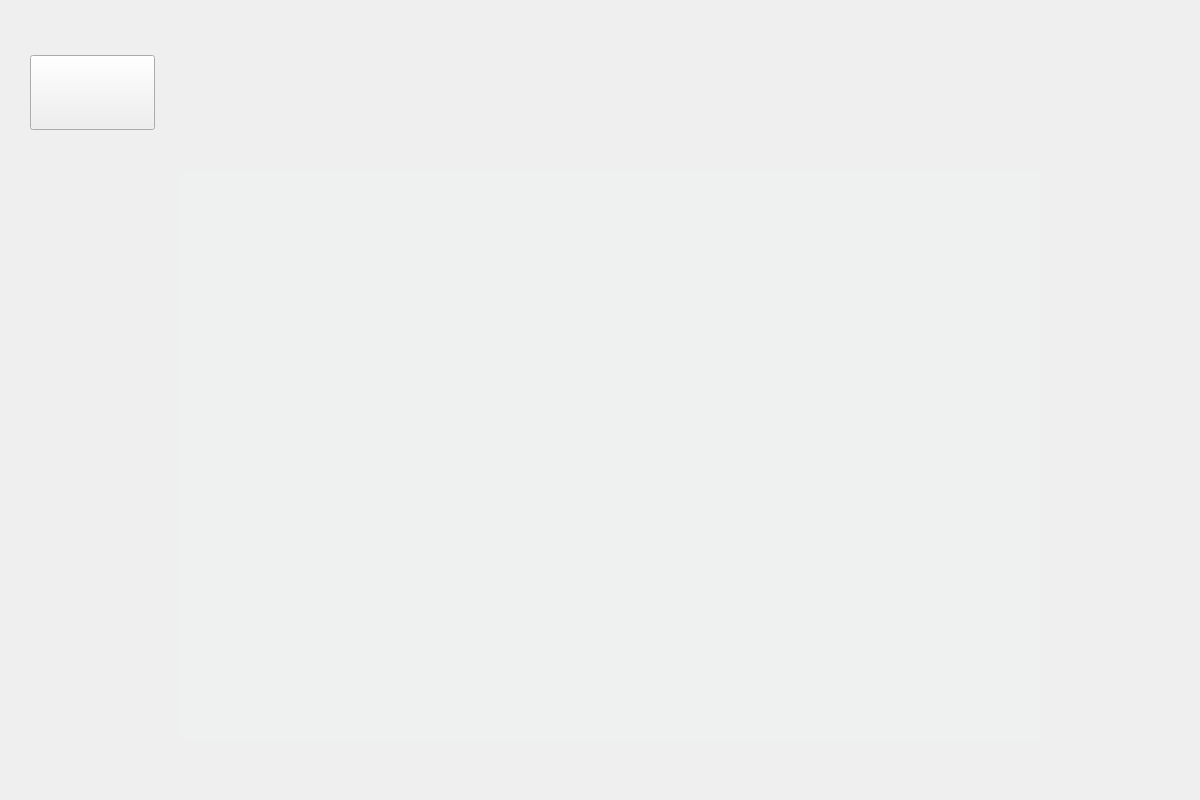
This is app/achievements.ui in ce-itcr/Gladiators-GBP as Qt 5 draws it before an edit. The edited form follows.
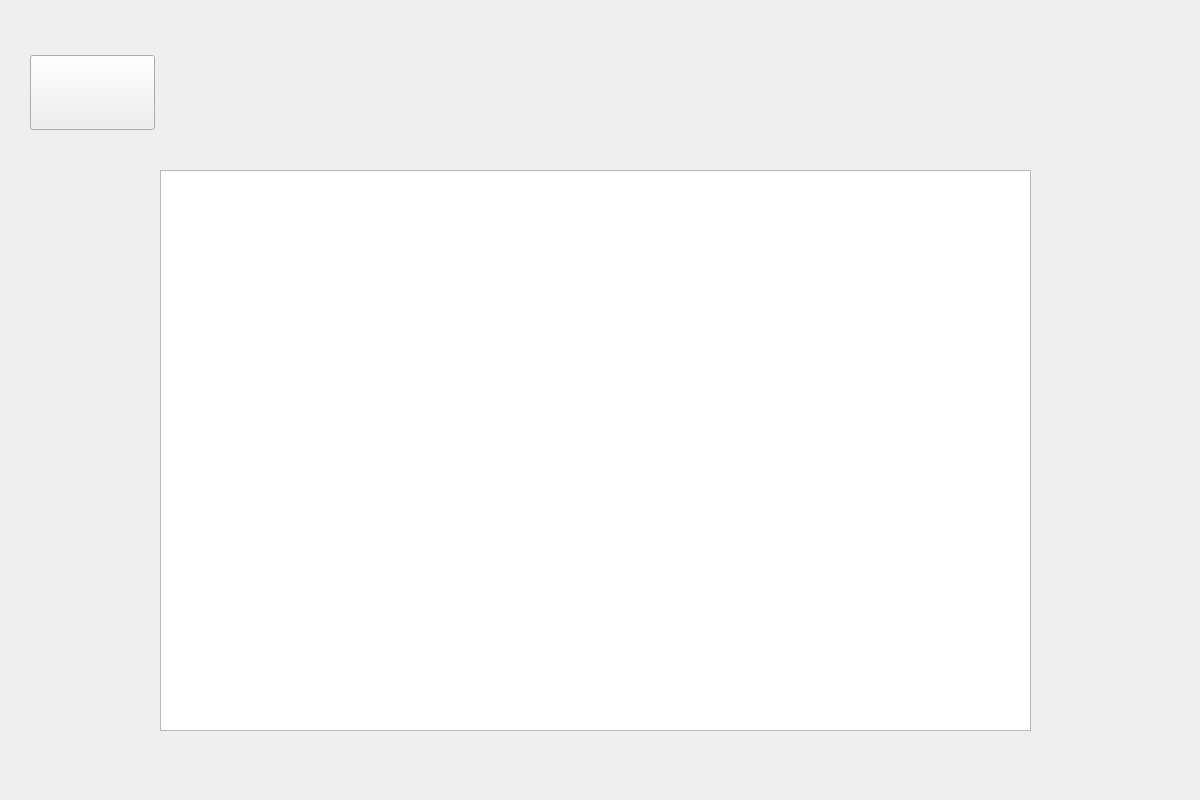
This is the edited form. Icons and pictures are not drawn.

Diff of the .ui file:
```diff
--- a/app/achievements.ui
+++ b/app/achievements.ui
@@ -55,24 +55,40 @@
     <string/>
    </property>
   </widget>
-  <widget class="QFrame" name="achievements_Frame">
+  <widget class="QTableWidget" name="tableWidget">
    <property name="geometry">
     <rect>
-     <x>180</x>
+     <x>160</x>
      <y>170</y>
-     <width>861</width>
-     <height>571</height>
+     <width>871</width>
+     <height>561</height>
     </rect>
    </property>
    <property name="styleSheet">
-    <string notr="true">background-color: rgba(235, 245, 238, 0.29);
-border-radius: 10px;</string>
+    <string notr="true">background-color: rgba(235, 245, 238, 0.69);
+border-radius: 10px;
+timesTable::section { 
+	background-color: rgba(235, 245, 238, 0.29); 
+}</string>
    </property>
-   <property name="frameShape">
-    <enum>QFrame::StyledPanel</enum>
+  </widget>
+  <widget class="QLabel" name="label_2">
+   <property name="geometry">
+    <rect>
+     <x>410</x>
+     <y>30</y>
+     <width>381</width>
+     <height>111</height>
+    </rect>
    </property>
-   <property name="frameShadow">
-    <enum>QFrame::Raised</enum>
+   <property name="text">
+    <string/>
+   </property>
+   <property name="pixmap">
+    <pixmap resource="imgresources.qrc">:/img/achievementsTitle.png</pixmap>
+   </property>
+   <property name="scaledContents">
+    <bool>true</bool>
    </property>
   </widget>
   <zorder>label</zorder>
```
Left out of the diff: 3 changed lines with no effect on the pictures.
